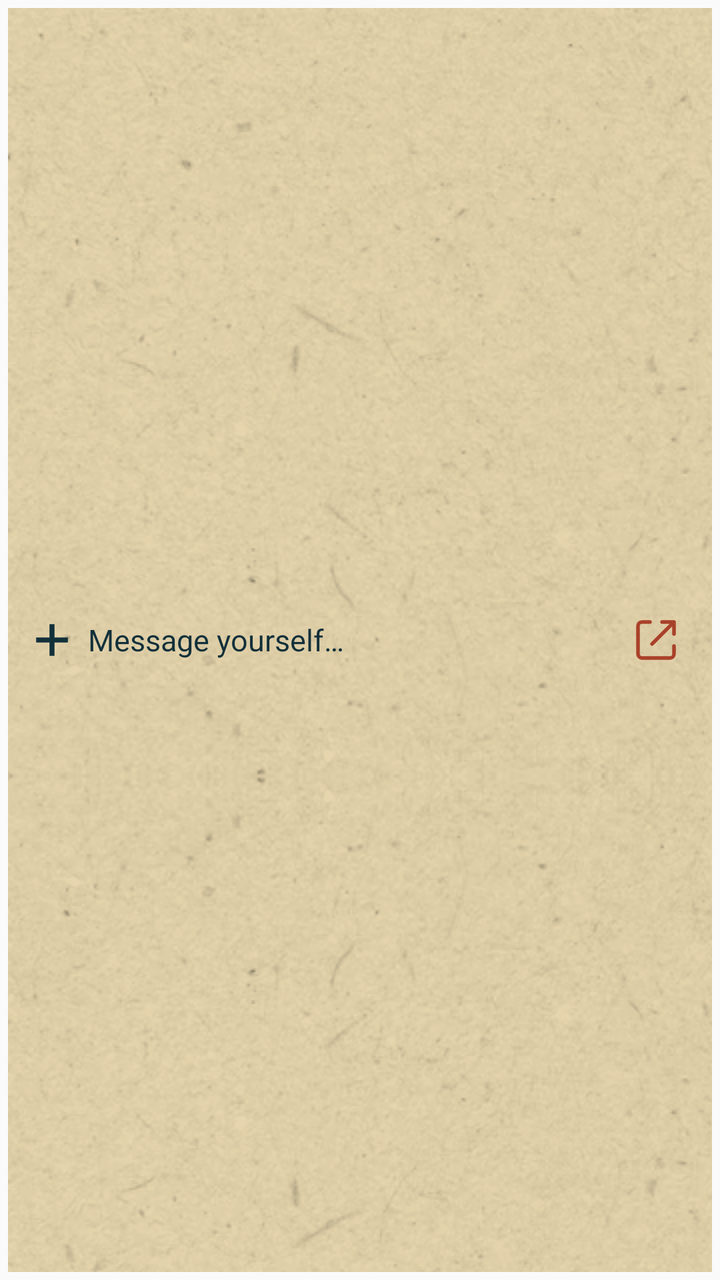
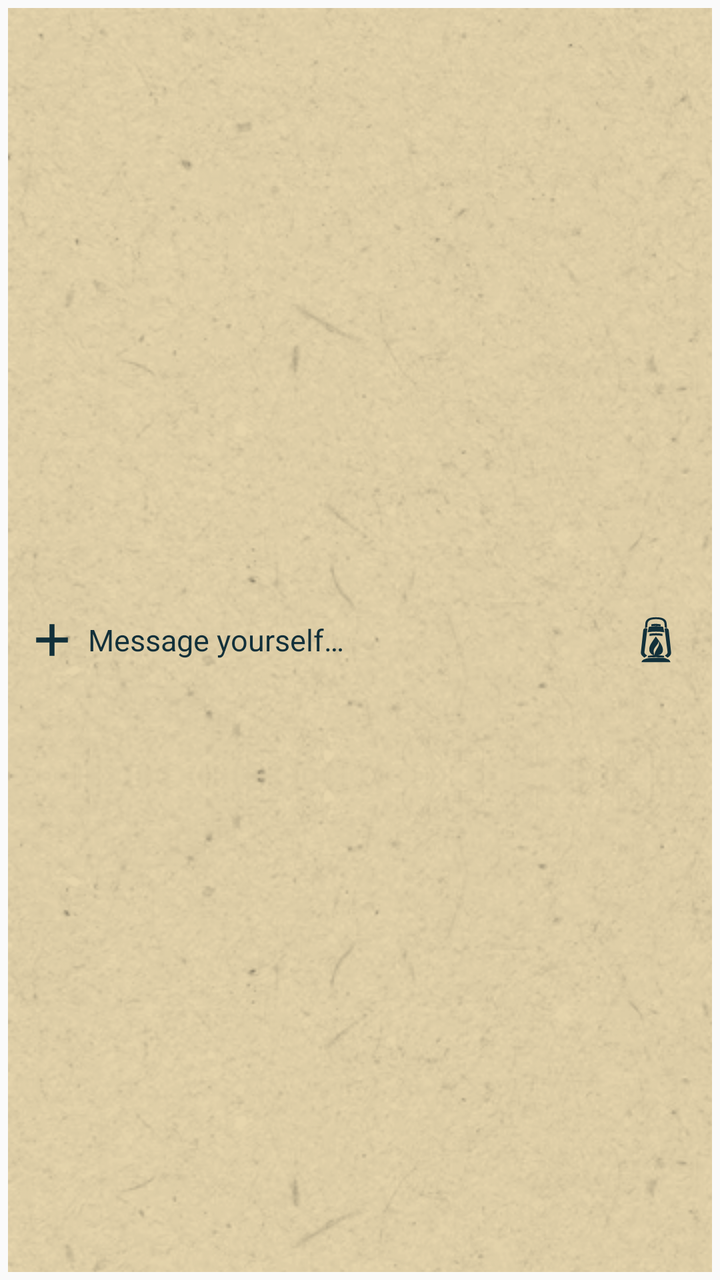

Screens rendered from an Android XML layout before and after an edit, with the pre-edit source and the edit as a unified diff.
<!-- AndroidManifest.xml: application theme AppTheme -->
<!-- res/layout/capture_widget.xml -->
<?xml version="1.0" encoding="utf-8"?>
<LinearLayout xmlns:android="http://schemas.android.com/apk/res/android" android:layout_width="match_parent" android:layout_height="match_parent" android:orientation="horizontal" android:gravity="center_vertical" android:padding="4dp">
 <LinearLayout android:id="@+id/widget_surface" android:layout_width="match_parent" android:layout_height="match_parent" android:orientation="horizontal" android:gravity="center_vertical" android:background="@drawable/widget_background" android:paddingStart="12dp" android:paddingEnd="8dp">
  <LinearLayout android:id="@+id/widget_capture" android:layout_width="0dp" android:layout_weight="1" android:layout_height="match_parent" android:orientation="horizontal" android:gravity="center_vertical" android:contentDescription="@string/capture_thought">
   <ImageView android:id="@+id/widget_capture_icon" android:layout_width="20dp" android:layout_height="20dp" android:layout_marginEnd="8dp" android:src="@drawable/paper_plus" android:importantForAccessibility="no" android:contentDescription="@null"/>
   <TextView android:id="@+id/widget_label" android:layout_width="0dp" android:layout_weight="1" android:layout_height="match_parent" android:gravity="center_vertical" android:text="@string/thought_prompt" android:textColor="@color/widget_text" android:textSize="15sp" android:maxLines="1" android:ellipsize="end"/>
   <TextView android:id="@+id/widget_prompt" android:layout_width="0dp" android:layout_height="0dp" android:visibility="gone"/>
  </LinearLayout>
  <LinearLayout android:id="@+id/widget_picker" android:layout_width="wrap_content" android:layout_height="match_parent" android:orientation="horizontal" android:gravity="center" android:paddingStart="8dp" android:paddingEnd="4dp" android:visibility="gone">
   <ImageView android:id="@+id/widget_picker_type" android:layout_width="16dp" android:layout_height="16dp" android:src="@drawable/tag_checklist" android:visibility="gone" android:importantForAccessibility="no" android:contentDescription="@null"/>
   <TextView android:id="@+id/widget_picker_text" android:layout_width="wrap_content" android:layout_height="match_parent" android:maxWidth="100dp" android:gravity="center_vertical" android:text="@string/no_tag" android:textColor="@color/widget_text" android:textSize="13sp" android:maxLines="1" android:ellipsize="end"/>
   <ImageView android:id="@+id/widget_picker_arrow" android:layout_width="20dp" android:layout_height="20dp" android:padding="3dp" android:src="@drawable/paper_down" android:importantForAccessibility="no" android:contentDescription="@null"/>
  </LinearLayout>
  <ImageButton android:id="@+id/widget_open_app" android:layout_width="40dp" android:layout_height="match_parent" android:padding="10dp" android:background="@android:color/transparent" android:src="@drawable/widget_open_app" android:contentDescription="@string/open_app"/>
 </LinearLayout>
</LinearLayout>
<!-- resources referenced by this layout -->
<resources>
  <color name="widget_text">#12303A</color>
  <!-- drawable paper_down (drawable) -->
  <vector xmlns:android="http://schemas.android.com/apk/res/android" android:width="22dp" android:height="22dp" android:viewportWidth="96" android:viewportHeight="96">
  <path android:fillColor="@color/widget_text" android:pathData="m11 29 37 37 37-37-10-10-27 27-27-27z"/></vector>
  <!-- drawable paper_plus (drawable) -->
  <vector xmlns:android="http://schemas.android.com/apk/res/android" android:width="22dp" android:height="22dp" android:viewportWidth="96" android:viewportHeight="96">
  <path android:fillColor="@color/widget_text" android:pathData="M42,10h12v76h-12z"/>
  <path android:fillColor="@color/widget_text" android:pathData="M10,42h76v12h-76z"/></vector>
  <!-- drawable widget_background (drawable) -->
  <layer-list xmlns:android="http://schemas.android.com/apk/res/android">
   <item><shape><solid android:color="@color/widget_background"/></shape></item>
   <item><bitmap android:src="@drawable/paper_shading" android:tileMode="repeat"/></item>
  </layer-list>
  <!-- drawable widget_open_app (drawable) -->
  <vector xmlns:android="http://schemas.android.com/apk/res/android" android:width="24dp" android:height="24dp" android:viewportWidth="24" android:viewportHeight="24">
   <path android:fillColor="@android:color/transparent" android:strokeColor="@color/widget_accent" android:strokeWidth="1.8" android:strokeLineCap="round" android:strokeLineJoin="round" android:pathData="M15,3h6v6M10,14L21,3M9,3H5a2,2 0,0 0,-2,2v14a2,2 0,0 0,2,2h14a2,2 0,0 0,2,-2v-4"/>
  </vector>
  <string name="capture_thought">Message yourself</string>
  <string name="no_tag">No tag</string>
  <string name="open_app">Open Museamo</string>
  <string name="thought_prompt">Message yourself…</string>
  <style name="AppTheme" parent="Theme.AppCompat.DayNight.NoActionBar">
          
          <item name="colorPrimary">@color/colorPrimary</item>
          <item name="colorPrimaryDark">@color/colorPrimaryDark</item>
          <item name="colorAccent">@color/colorAccent</item>
      </style>
  <color name="widget_background">#E7D6AD</color>
  <color name="widget_accent">#A9412B</color>
  <!-- unchanged entries left out for length: 2 -->
</resources>

<!-- the commit's change to res/layout/capture_widget.xml (unified diff, before → after) -->
@@ -11,6 +11,7 @@
    <TextView android:id="@+id/widget_picker_text" android:layout_width="wrap_content" android:layout_height="match_parent" android:maxWidth="100dp" android:gravity="center_vertical" android:text="@string/no_tag" android:textColor="@color/widget_text" android:textSize="13sp" android:maxLines="1" android:ellipsize="end"/>
    <ImageView android:id="@+id/widget_picker_arrow" android:layout_width="20dp" android:layout_height="20dp" android:padding="3dp" android:src="@drawable/paper_down" android:importantForAccessibility="no" android:contentDescription="@null"/>
   </LinearLayout>
+  <ImageView android:id="@+id/widget_shared" android:layout_width="16dp" android:layout_height="16dp" android:src="@drawable/tag_shared" android:visibility="gone" android:importantForAccessibility="no" android:contentDescription="@null"/>
   <ImageButton android:id="@+id/widget_open_app" android:layout_width="40dp" android:layout_height="match_parent" android:padding="10dp" android:background="@android:color/transparent" android:src="@drawable/widget_open_app" android:contentDescription="@string/open_app"/>
  </LinearLayout>
 </LinearLayout>
<!-- resource entries referenced after the edit -->
@@ -8,14 +8,29 @@
   <vector xmlns:android="http://schemas.android.com/apk/res/android" android:width="22dp" android:height="22dp" android:viewportWidth="96" android:viewportHeight="96">
   <path android:fillColor="@color/widget_text" android:pathData="M42,10h12v76h-12z"/>
   <path android:fillColor="@color/widget_text" android:pathData="M10,42h76v12h-76z"/></vector>
+  <!-- drawable tag_shared (drawable) -->
+  <vector xmlns:android="http://schemas.android.com/apk/res/android" android:width="18dp" android:height="18dp" android:viewportWidth="24" android:viewportHeight="24">
+   <path android:fillColor="@color/widget_text" android:pathData="M9,3a4,4 0,1 0,0 8a4,4 0,0 0,0 -8M9,5a2,2 0,1 1,0 4a2,2 0,0 1,0 -4M17,3v2a2,2 0,0 1,0 4v2a4,4 0,0 0,0 -8M2,21v-3a6,6 0,0 1,6 -6h2a6,6 0,0 1,6 6v3h-2v-3a4,4 0,0 0,-4 -4H8a4,4 0,0 0,-4 4v3zM18,12v2a4,4 0,0 1,2 4v3h2v-3a6,6 0,0 0,-4 -6"/>
+  </vector>
   <!-- drawable widget_background (drawable) -->
   <layer-list xmlns:android="http://schemas.android.com/apk/res/android">
    <item><shape><solid android:color="@color/widget_background"/></shape></item>
    <item><bitmap android:src="@drawable/paper_shading" android:tileMode="repeat"/></item>
   </layer-list>
   <!-- drawable widget_open_app (drawable) -->
-  <vector xmlns:android="http://schemas.android.com/apk/res/android" android:width="24dp" android:height="24dp" android:viewportWidth="24" android:viewportHeight="24">
-   <path android:fillColor="@android:color/transparent" android:strokeColor="@color/widget_accent" android:strokeWidth="1.8" android:strokeLineCap="round" android:strokeLineJoin="round" android:pathData="M15,3h6v6M10,14L21,3M9,3H5a2,2 0,0 0,-2,2v14a2,2 0,0 0,2,2h14a2,2 0,0 0,2,-2v-4"/>
+  <?xml version="1.0" encoding="utf-8"?>
+  <vector xmlns:android="http://schemas.android.com/apk/res/android" android:width="24dp" android:height="24dp" android:viewportWidth="464" android:viewportHeight="464">
+    <group android:translateX="72">
+      <path android:fillColor="@color/widget_text" android:pathData="M54 115 57 72C61 26 101 12 160 12S259 26 263 72L266 115 245 111 242 74C239 43 210 31 160 31S81 43 78 74L75 111Z"/>
+      <path android:fillColor="@color/widget_text" android:pathData="M115 98V80Q160 71 205 81V99Q160 93 115 98Z"/>
+      <path android:fillColor="@color/widget_text" android:pathData="M91 105Q160 92 229 105L241 157Q160 144 79 157Z"/>
+      <path android:fillColor="@color/widget_text" android:pathData="M97 172Q160 161 223 172V193Q160 182 97 193Z"/>
+      <path android:fillColor="@color/widget_text" android:pathData="M63 118Q39 119 37 136L14 352Q12 379 48 403L75 382Q47 367 48 350L77 122Z"/>
+      <path android:fillColor="@color/widget_text" android:pathData="M257 118Q281 120 283 137L306 351Q309 380 272 403L245 382Q274 365 272 349L243 122Z"/>
+      <path android:fillColor="@color/widget_text" android:pathData="M84 384Q160 375 236 384L240 402Q160 395 80 402Z"/>
+      <path android:fillColor="@color/widget_text" android:pathData="M55 416Q77 402 160 404Q245 401 266 416Q293 421 300 447H20Q25 422 55 416Z"/>
+      <path android:fillColor="@color/widget_text" android:fillType="evenOdd" android:pathData="M158 198C176 223 215 270 224 307C238 356 204 380 167 382C121 387 91 353 95 317C97 282 121 253 158 198Z M148 382C135 353 133 335 145 313C162 286 187 265 186 239C197 280 179 298 164 324C151 347 144 365 148 382Z"/>
+    </group>
   </vector>
   <string name="capture_thought">Message yourself</string>
   <string name="no_tag">No tag</string>
@@ -28,7 +43,6 @@
           <item name="colorAccent">@color/colorAccent</item>
       </style>
   <color name="widget_background">#E7D6AD</color>
-  <color name="widget_accent">#A9412B</color>
   <!-- unchanged entries left out for length: 2 -->
 </resources>
 
